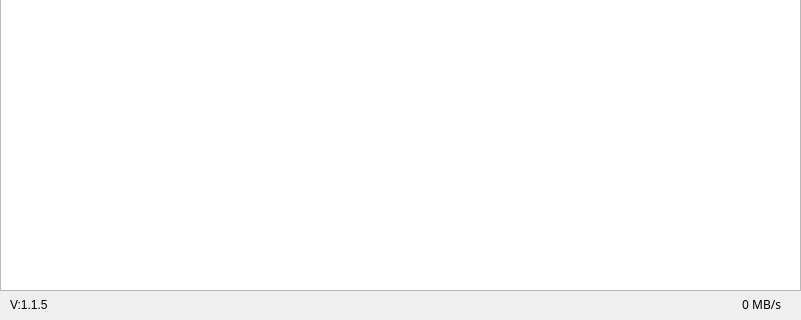
First picture: the form in SakuraAnimationDownloader/UI_MainDownloader.ui, repository DevilSpiderX/SakuraAnimationDownloader, before the edit; both pictures show x 0 to 801 and y 303 to 623 of the 801 by 623 pixel window.
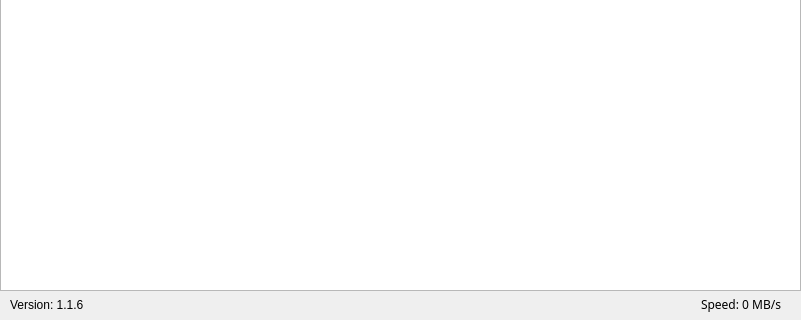
Second picture: the form after the edit. Icons and pictures are not drawn.

Diff of the .ui file:
```diff
--- a/SakuraAnimationDownloader/UI_MainDownloader.ui
+++ b/SakuraAnimationDownloader/UI_MainDownloader.ui
@@ -119,7 +119,7 @@
      </font>
     </property>
     <property name="text">
-     <string>0 MB/s</string>
+     <string>Speed: 0 MB/s</string>
     </property>
     <property name="alignment">
      <set>Qt::AlignRight|Qt::AlignTrailing|Qt::AlignVCenter</set>
@@ -173,12 +173,12 @@
      <rect>
       <x>10</x>
       <y>575</y>
-      <width>72</width>
+      <width>121</width>
       <height>20</height>
      </rect>
     </property>
     <property name="text">
-     <string>V:1.1.5</string>
+     <string>Version: 1.1.6</string>
     </property>
    </widget>
    <widget class="QTreeWidget" name="treeWidget">
```
Left out of the diff: 2 changed lines with no effect on the pictures.
